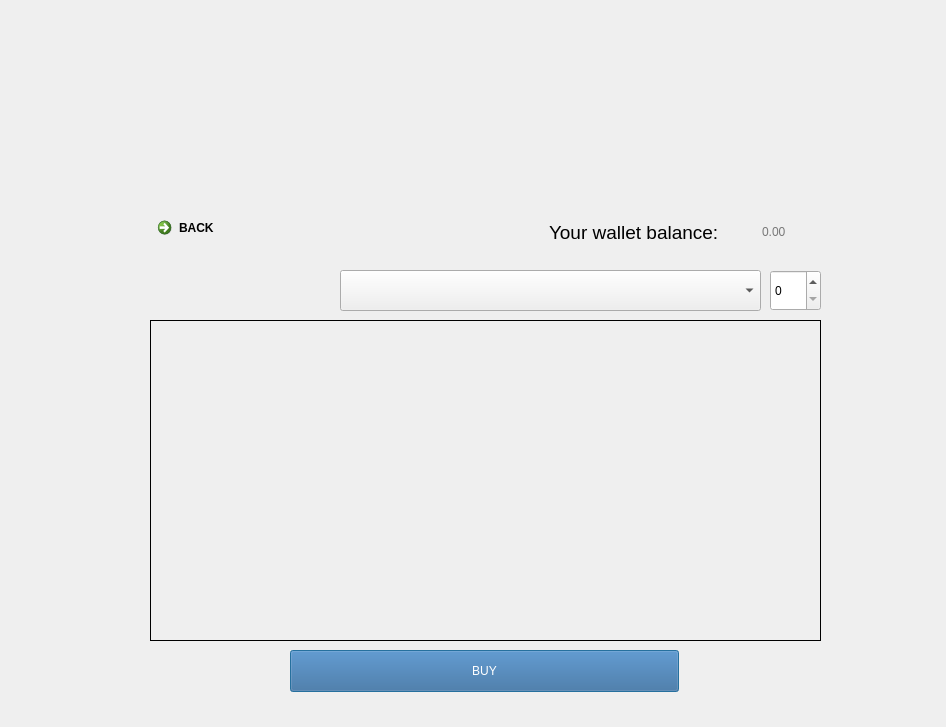
This is frontend/buymenu.ui in SujalMatolia0/NFT-First-project as Qt 5 draws it before an edit. The edited form follows.
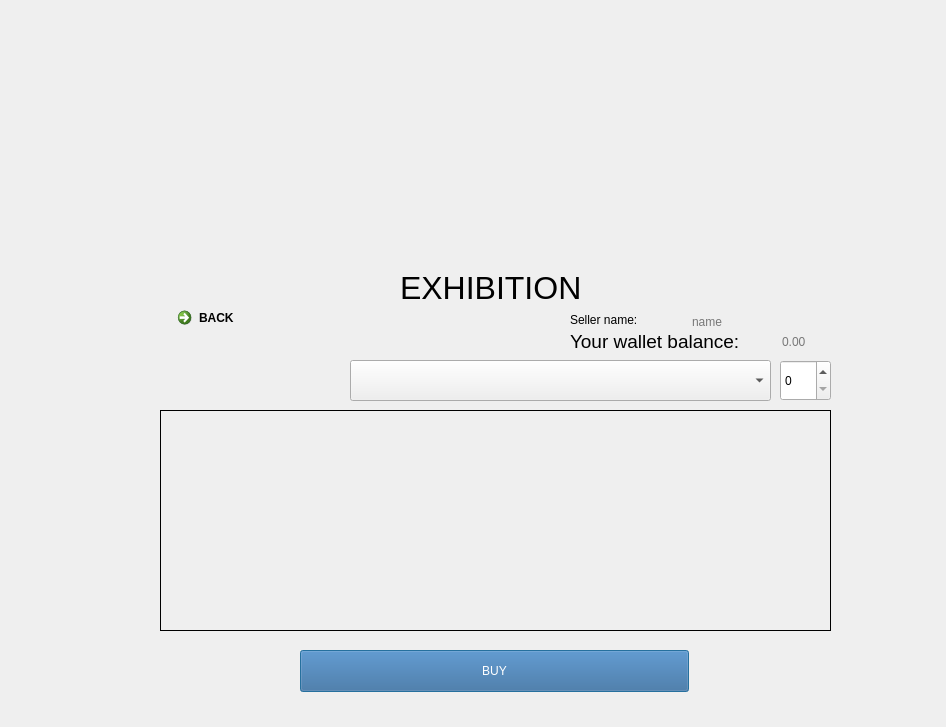
This is the edited form.

Diff of the .ui file:
```diff
--- a/frontend/buymenu.ui
+++ b/frontend/buymenu.ui
@@ -16,7 +16,7 @@
   <widget class="QPushButton" name="buybutton">
    <property name="geometry">
     <rect>
-     <x>290</x>
+     <x>300</x>
      <y>650</y>
      <width>389</width>
      <height>42</height>
@@ -226,8 +226,8 @@
   <widget class="QCommandLinkButton" name="backbutton">
    <property name="geometry">
     <rect>
-     <x>150</x>
-     <y>210</y>
+     <x>170</x>
+     <y>300</y>
      <width>181</width>
      <height>41</height>
     </rect>
@@ -242,10 +242,10 @@
   <widget class="QLabel" name="nftdetails">
    <property name="geometry">
     <rect>
-     <x>150</x>
-     <y>320</y>
+     <x>160</x>
+     <y>410</y>
      <width>671</width>
-     <height>321</height>
+     <height>221</height>
     </rect>
    </property>
    <property name="font">
@@ -287,8 +287,8 @@
   <widget class="QComboBox" name="nftname">
    <property name="geometry">
     <rect>
-     <x>340</x>
-     <y>270</y>
+     <x>350</x>
+     <y>360</y>
      <width>421</width>
      <height>41</height>
     </rect>
@@ -304,8 +304,8 @@
   <widget class="QLineEdit" name="balance">
    <property name="geometry">
     <rect>
-     <x>760</x>
-     <y>220</y>
+     <x>780</x>
+     <y>330</y>
      <width>191</width>
      <height>23</height>
     </rect>
@@ -330,8 +330,8 @@
   <widget class="QLabel" name="label">
    <property name="geometry">
     <rect>
-     <x>549</x>
-     <y>221</y>
+     <x>570</x>
+     <y>330</y>
      <width>205</width>
      <height>21</height>
     </rect>
@@ -346,13 +346,71 @@
   <widget class="QSpinBox" name="buyquant">
    <property name="geometry">
     <rect>
-     <x>770</x>
-     <y>270</y>
+     <x>780</x>
+     <y>360</y>
      <width>51</width>
      <height>41</height>
     </rect>
    </property>
   </widget>
+  <widget class="QLabel" name="label_2">
+   <property name="geometry">
+    <rect>
+     <x>570</x>
+     <y>310</y>
+     <width>205</width>
+     <height>21</height>
+    </rect>
+   </property>
+   <property name="styleSheet">
+    <string notr="true">font: 14pt &quot;Cooper Black&quot;;</string>
+   </property>
+   <property name="text">
+    <string>&lt;html&gt;&lt;head/&gt;&lt;body&gt;&lt;p&gt;Seller name:&lt;/p&gt;&lt;/body&gt;&lt;/html&gt;</string>
+   </property>
+  </widget>
+  <widget class="QLineEdit" name="sellername">
+   <property name="geometry">
+    <rect>
+     <x>690</x>
+     <y>310</y>
+     <width>191</width>
+     <height>23</height>
+    </rect>
+   </property>
+   <property name="styleSheet">
+    <string notr="true">background: Transparent;
+font: 14pt &quot;Cooper Black&quot;;</string>
+   </property>
+   <property name="inputMethodHints">
+    <set>Qt::ImhPreferNumbers</set>
+   </property>
+   <property name="text">
+    <string/>
+   </property>
+   <property name="frame">
+    <bool>false</bool>
+   </property>
+   <property name="placeholderText">
+    <string>name</string>
+   </property>
+  </widget>
+  <widget class="QLabel" name="label_3">
+   <property name="geometry">
+    <rect>
+     <x>400</x>
+     <y>270</y>
+     <width>211</width>
+     <height>31</height>
+    </rect>
+   </property>
+   <property name="styleSheet">
+    <string notr="true">font: 14pt &quot;Cooper Black&quot;;</string>
+   </property>
+   <property name="text">
+    <string>&lt;html&gt;&lt;head/&gt;&lt;body&gt;&lt;p&gt;&lt;span style=&quot; font-size:24pt;&quot;&gt;EXHIBITION&lt;/span&gt;&lt;/p&gt;&lt;/body&gt;&lt;/html&gt;</string>
+   </property>
+  </widget>
  </widget>
  <resources/>
  <connections/>
```
